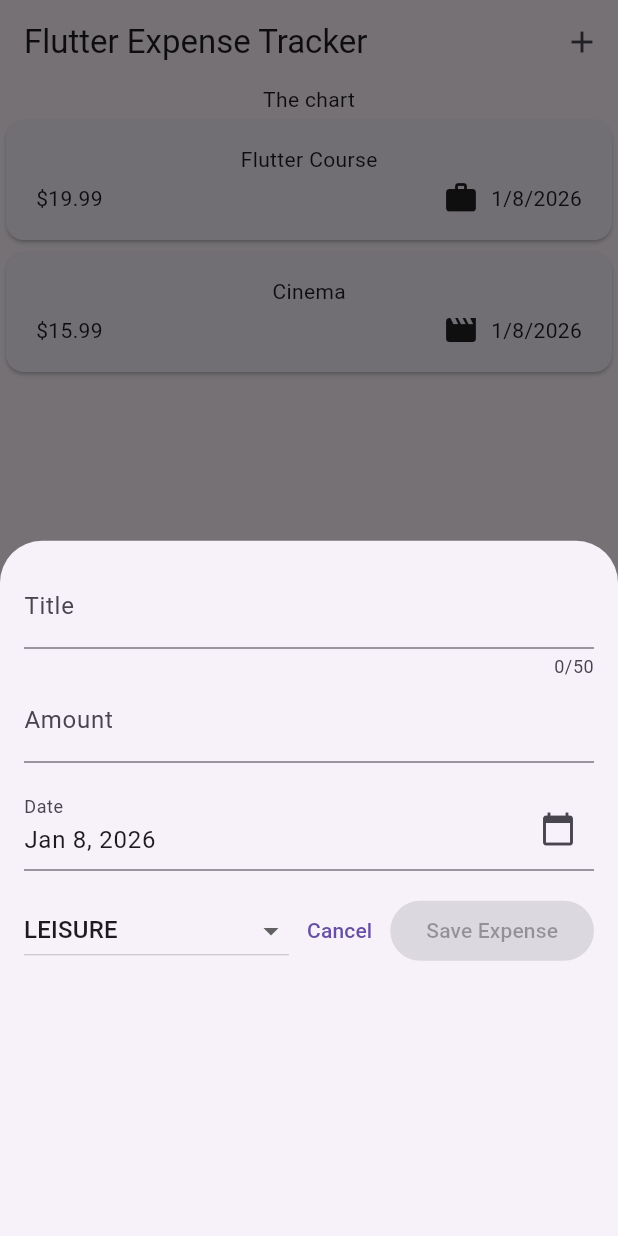
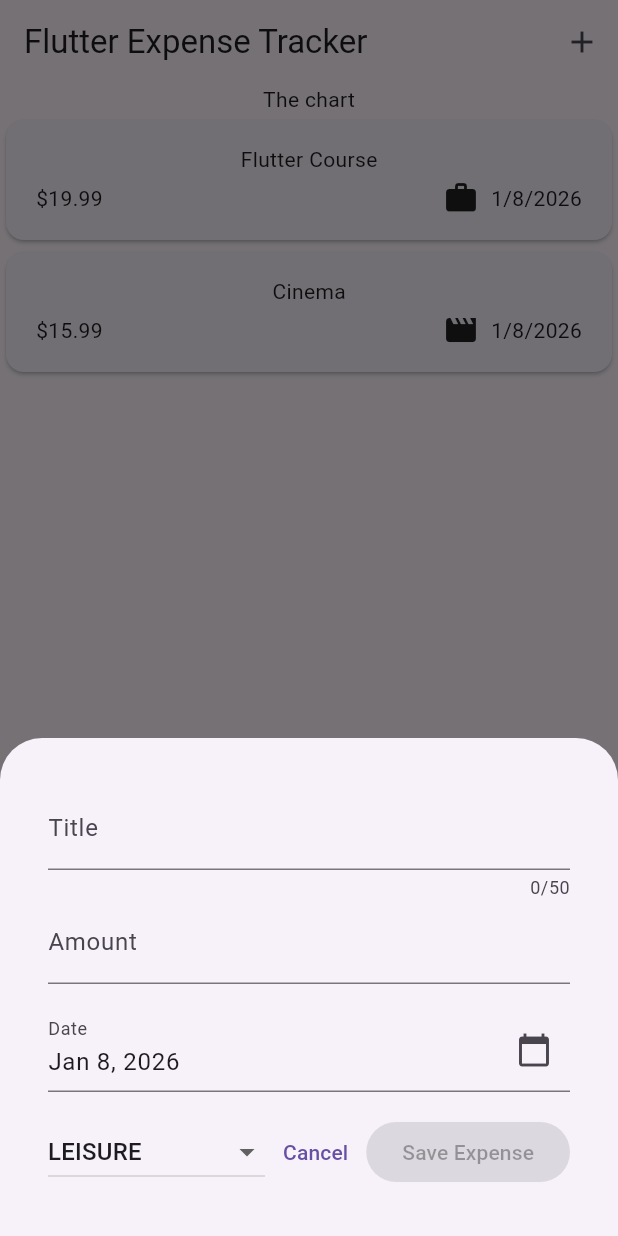
Before and after one commit to Joshlanuevo/flutter-playground, a Flutter app: the screen it shows after launch, after a tap on the "add" icon, on a phone screen of 412 x 824 dp. Run offline on Flutter 3.47's test engine with Material 3 defaults, Android fonts, the phone set to English and light mode, and no system bars; our stand-ins replace google_fonts.

Commit message:
refactor: enhance expense addition with scrollable bottom sheet and pass new expense to parent

```diff
--- a/expense_tracker/lib/widgets/expenses.dart
+++ b/expense_tracker/lib/widgets/expenses.dart
@@ -31,8 +31,25 @@ class _ExpensesState extends State<Expenses> {
 
   void _openAddExpenseOverlay() {
     showModalBottomSheet(
+      isScrollControlled: true,
       context: context,
-      builder: (ctx) => const NewExpense(),
+      builder: (ctx) => Padding(
+        padding: EdgeInsets.only(
+          bottom: MediaQuery.of(ctx).viewInsets.bottom,
+        ),
+        child: SingleChildScrollView(
+          child: Padding(
+            padding: const EdgeInsets.all(16),
+            child: NewExpense(
+              onAddExpense: (newExpense) {
+                setState(() {
+                  _registeredExpenses.add(newExpense);
+                });
+              },
+            ),
+          ),
+        ),
+      ),
     );
   }
 
```
Also changed, not shown: expense_tracker/lib/widgets/new_expense.dart (+19 -7 lines).
